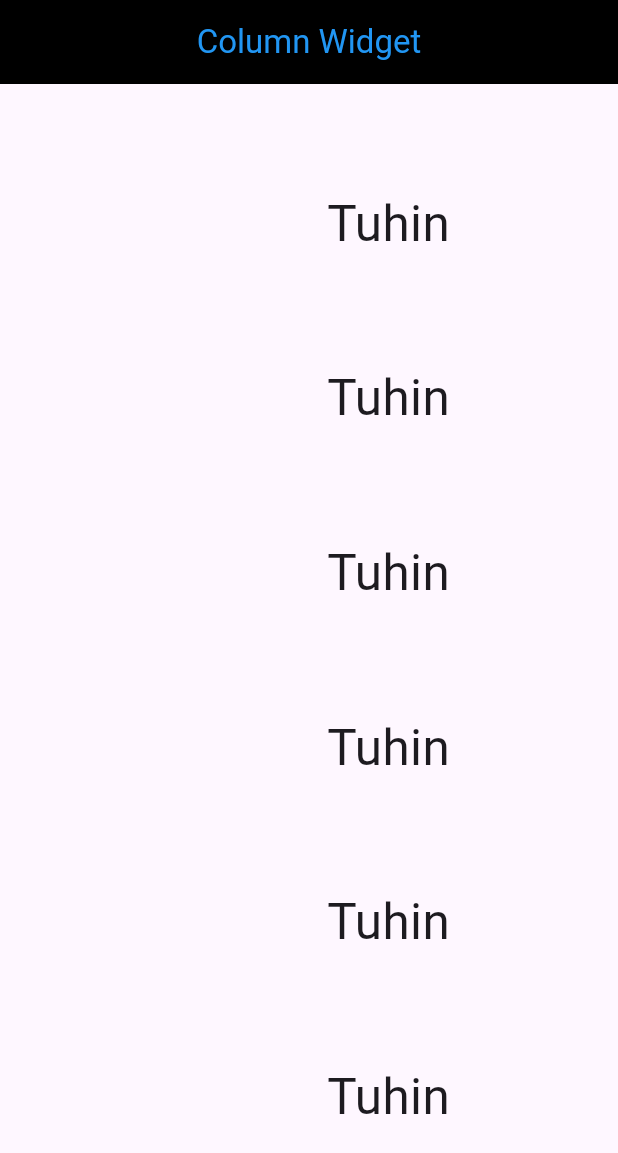
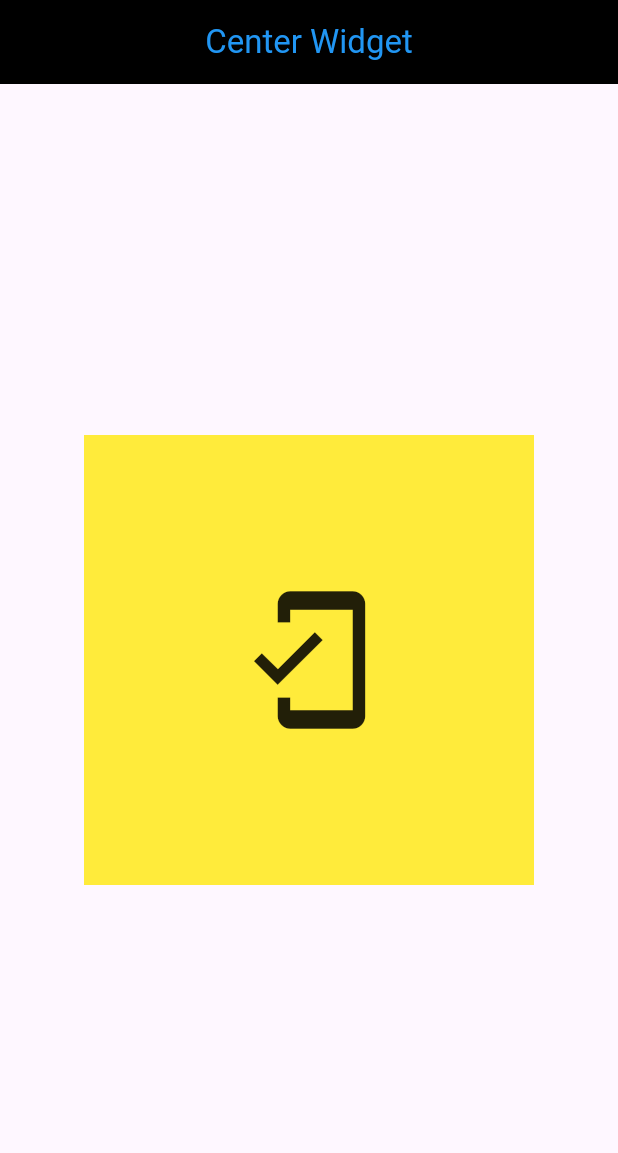
Before and after one commit to Mahafujmr/flutter_all_weiget_practice, a Flutter app: the screen it shows after launch, on a phone screen of 412 x 824 dp. Shown: the top 1153 px of the screen. Run offline on Flutter 3.47's test engine with Material 3 defaults, Android fonts, the phone set to English and light mode, and no system bars.

Commit message:
flutte center widget

```diff
--- /dev/null
+++ b/lib/layout_widgets/center_widget_p.dart
@@ -0,0 +1,27 @@
+// flutter center widget
+import 'package:flutter/material.dart';
+
+class CenterWidgetP extends StatelessWidget {
+  const CenterWidgetP({super.key});
+  @override
+  Widget build(BuildContext context) {
+    return Scaffold(
+      appBar: AppBar(
+        backgroundColor: Colors.black,
+        title: Text(
+          'Center Widget',
+          style: TextStyle(fontSize: 22, color: Colors.blue),
+        ),
+        centerTitle: true,
+      ),
+      body: Center(
+        child: Container(
+          width: 300,
+          height: 300,
+          color: Colors.yellow,
+          child: Icon(Icons.mobile_friendly, size: 100),
+        ),
+      ),
+    );
+  }
+}
--- a/lib/layout_widgets/column.widget.dart
+++ b/lib/layout_widgets/column.widget.dart
@@ -22,7 +22,7 @@ class ColumnWidget extends StatelessWidget {
           crossAxisAlignment => Horizontal(Right to left)
           */
           mainAxisAlignment: MainAxisAlignment.spaceEvenly,
-          crossAxisAlignment: CrossAxisAlignment.end,
+          crossAxisAlignment: CrossAxisAlignment.center,
           children: [
             Text('Tuhin', style: TextStyle(fontSize: 33)),
             Text('Tuhin', style: TextStyle(fontSize: 33)),
--- a/lib/layout_widgets/row_widget.dart
+++ b/lib/layout_widgets/row_widget.dart
@@ -18,7 +18,10 @@ class RowWidget extends StatelessWidget {
         height: 300,
         color: Colors.red,
         child: Row(
-          // mainAxisAlignment: MainAxisAlignment.spaceEvenly,
+          /*
+          MainAxisAlignment = > Horizontal work(Right to left)
+          CrossAxisAlignment => Vertical(Top to Buttom)
+          */
           mainAxisAlignment: MainAxisAlignment.spaceEvenly,
           //use container because crossAxis alignment behaviour show
           crossAxisAlignment: CrossAxisAlignment.center,
--- a/lib/main.dart
+++ b/lib/main.dart
@@ -1,5 +1,5 @@
 import 'package:flutter/material.dart';
-import 'package:flutter_all_widget_practice/layout_widgets/column.widget.dart';
+import 'package:flutter_all_widget_practice/layout_widgets/center_widget_p.dart';
 
 void main() {
   runApp(MyApp());
@@ -26,7 +26,7 @@ class MyApp extends StatelessWidget {
 
       // builder is call back function
       //builder: (context, child) => ,
-      home: ColumnWidget(),
+      home: CenterWidgetP(),
     );
   }
 }
```
Also changed, not shown: 1 other file.
